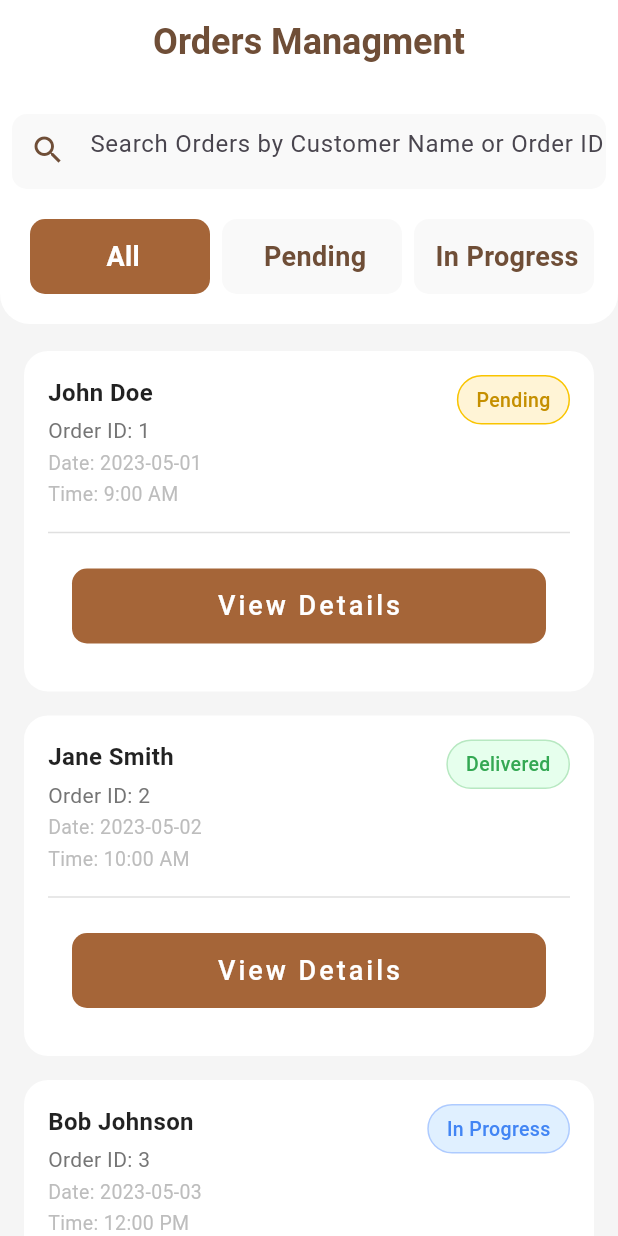
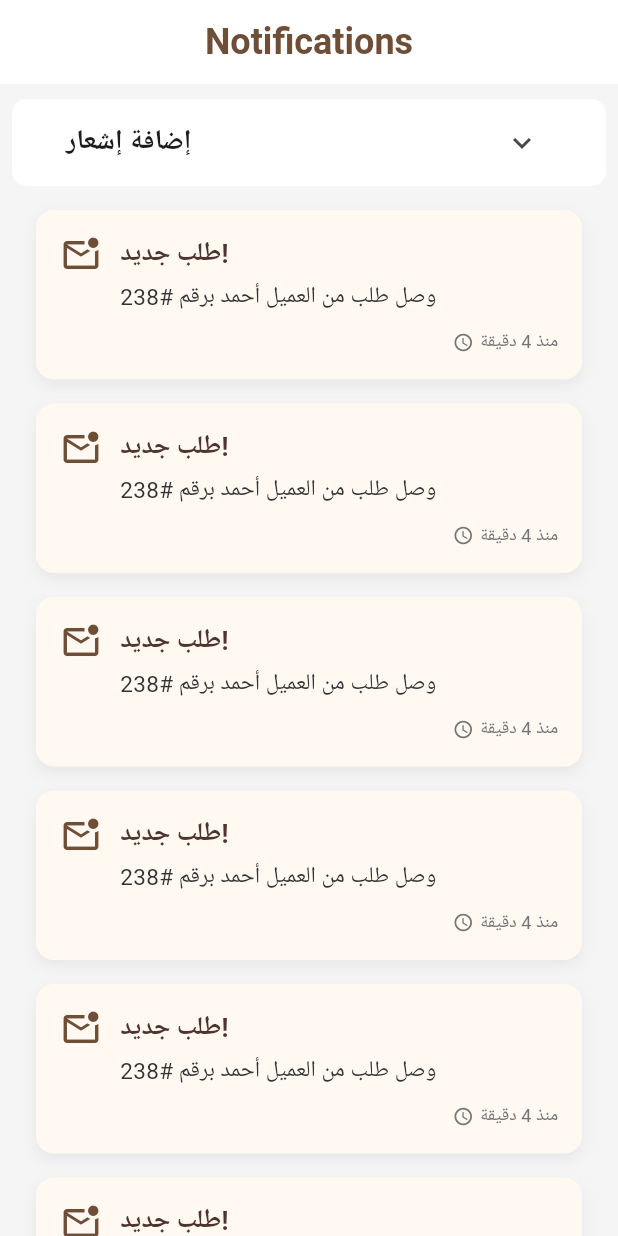
Before and after one commit to Moatasem-Official/CRUD-Mix-Cafe-App, a Flutter app: the screen it shows after launch, on a phone screen of 412 x 824 dp. Run offline on Flutter 3.47's test engine with Material 3 defaults, Android fonts, the phone set to English and light mode, and no system bars; our stand-ins replace device_preview, dotted_border.

Commit message:
Finish Admin Notifications Screen & Refactor Code

```diff
--- a/lib/app_router.dart
+++ b/lib/app_router.dart
@@ -1,6 +1,7 @@
 import 'package:flutter/material.dart';
 import 'package:mix_cafe_app/presentation/screens/admin/categories_managment_screen.dart';
 import 'package:mix_cafe_app/presentation/screens/admin/category_products_screen.dart';
+import 'package:mix_cafe_app/presentation/screens/admin/notifications_screen.dart';
 import 'package:mix_cafe_app/presentation/screens/admin/orders_managment_screen.dart';
 import 'package:mix_cafe_app/presentation/screens/admin/product_information_form.dart';
 import 'package:mix_cafe_app/presentation/screens/customers/customer_forget_password_screen.dart';
@@ -19,6 +20,7 @@ class AppRouter {
   static const String categoryProducts = '/categoryProducts';
   static const String productInformationForm = '/productInformationForm';
   static const String ordersManagment = '/ordersManagment';
+  static const String notifications = '/notifications';
   static const String customerLogin = '/customerLogin';
   static const String customerSignUp = '/customerSignUp';
   static const String forgetPassword = '/forgetPassword';
@@ -47,6 +49,8 @@ class AppRouter {
         );
       case ordersManagment:
         return MaterialPageRoute(builder: (_) => const OrdersManagmentScreen());
+      case notifications:
+        return MaterialPageRoute(builder: (_) => const NotificationsScreen());
       case customerLogin:
         return MaterialPageRoute(builder: (_) => const CustomerLoginScreen());
       case customerSignUp:
--- /dev/null
+++ b/lib/presentation/screens/admin/notifications_screen.dart
@@ -0,0 +1,63 @@
+import 'package:flutter/material.dart';
+import 'package:mix_cafe_app/presentation/widgets/admin/notification_form.dart';
+import 'package:mix_cafe_app/presentation/widgets/admin/notification_templete.dart';
+
+class NotificationsScreen extends StatelessWidget {
+  const NotificationsScreen({super.key});
+
+  @override
+  Widget build(BuildContext context) {
+    return Scaffold(
+      backgroundColor: const Color.fromARGB(255, 245, 245, 245),
+      appBar: AppBar(
+        surfaceTintColor: Colors.white,
+        automaticallyImplyLeading: true,
+        backgroundColor: Colors.white,
+        centerTitle: true,
+        title: const Text(
+          'Notifications',
+          style: TextStyle(
+            color: Color(0xFF6F4E37),
+            fontSize: 24,
+            fontWeight: FontWeight.bold,
+          ),
+        ),
+        elevation: 0,
+      ),
+      body: SingleChildScrollView(
+        scrollDirection: Axis.vertical,
+        physics: const BouncingScrollPhysics(),
+        child: Column(
+          children: [
+            Container(
+              margin: const EdgeInsets.only(top: 10, left: 8, right: 8),
+              padding: const EdgeInsets.only(left: 20, right: 20),
+              decoration: BoxDecoration(
+                color: Colors.white,
+                borderRadius: BorderRadius.circular(10),
+              ),
+              child: AdminAddNotificationTile(),
+            ),
+            ListView.builder(
+              shrinkWrap: true,
+              physics: const NeverScrollableScrollPhysics(),
+              scrollDirection: Axis.vertical,
+              padding: const EdgeInsets.all(8),
+              itemBuilder: (context, index) {
+                return NotificationCard(
+                  title: 'طلب جديد!',
+                  body: 'وصل طلب من العميل أحمد برقم #238',
+                  timestamp: DateTime.now().subtract(
+                    const Duration(minutes: 4),
+                  ),
+                  isRead: false,
+                );
+              },
+              itemCount: 10,
+            ),
+          ],
+        ),
+      ),
+    );
+  }
+}
--- a/lib/presentation/screens/splash_screen.dart
+++ b/lib/presentation/screens/splash_screen.dart
@@ -14,7 +14,7 @@ class _SplashScreenState extends State<SplashScreen> {
     super.initState();
     Future.delayed(const Duration(seconds: 5), () {
       if (!mounted) return;
-      Navigator.pushReplacementNamed(context, '/ordersManagment');
+      Navigator.pushReplacementNamed(context, '/notifications');
     });
   }
 
--- /dev/null
+++ b/lib/presentation/widgets/admin/notification_form.dart
@@ -0,0 +1,143 @@
+import 'package:flutter/material.dart';
+
+class AdminAddNotificationTile extends StatefulWidget {
+  const AdminAddNotificationTile({super.key});
+
+  @override
+  State<AdminAddNotificationTile> createState() =>
+      _AdminAddNotificationTileState();
+}
+
+class _AdminAddNotificationTileState extends State<AdminAddNotificationTile> {
+  final _formKey = GlobalKey<FormState>();
+
+  final TextEditingController _titleController = TextEditingController();
+  final TextEditingController _bodyController = TextEditingController();
+
+  final TextEditingController _userIdController = TextEditingController();
+
+  String _selectedTarget = 'all'; // ممكن تغيرها لاحقًا حسب المستخدمين
+
+  @override
+  Widget build(BuildContext context) {
+    return AnimatedSize(
+      duration: const Duration(milliseconds: 300),
+      curve: Curves.easeInOut,
+      child: Theme(
+        data: Theme.of(context).copyWith(dividerColor: Colors.transparent),
+        child: ExpansionTile(
+          title: const Text(
+            'إضافة إشعار',
+            style: TextStyle(fontWeight: FontWeight.bold, fontSize: 18),
+          ),
+          children: [
+            Padding(
+              padding: const EdgeInsets.all(16.0),
+              child: Form(
+                key: _formKey,
+                child: Column(
+                  children: [
+                    // عنوان الإشعار
+                    TextFormField(
+                      controller: _titleController,
+                      decoration: const InputDecoration(
+                        labelText: 'عنوان الإشعار',
+                        border: OutlineInputBorder(),
+                      ),
+                      validator: (value) =>
+                          value == null || value.isEmpty ? 'مطلوب' : null,
+                    ),
+                    const SizedBox(height: 16),
+
+                    // محتوى الإشعار
+                    TextFormField(
+                      controller: _bodyController,
+                      decoration: const InputDecoration(
+                        labelText: 'محتوى الإشعار',
+                        border: OutlineInputBorder(),
+                      ),
+                      maxLines: 3,
+                      validator: (value) =>
+                          value == null || value.isEmpty ? 'مطلوب' : null,
+                    ),
+                    const SizedBox(height: 16),
+
+                    // Dropdown لاختيار المستلم
+                    DropdownButtonFormField<String>(
+                      value: _selectedTarget,
+                      decoration: const InputDecoration(
+                        labelText: 'إرسال إلى',
+                        border: OutlineInputBorder(),
+                      ),
+                      items: const [
+                        DropdownMenuItem(
+                          value: 'all',
+                          child: Text('كل المستخدمين'),
+                        ),
+                        DropdownMenuItem(
+                          value: 'user_123',
+                          child: Text('مستخدم معيّن'),
+                        ),
+                      ],
+                      onChanged: (value) {
+                        setState(() {
+                          _selectedTarget = value!;
+                        });
+                      },
+                    ),
+                    const SizedBox(height: 24),
+
+                    _selectedTarget == 'user_123'
+                        ? Column(
+                            children: [
+                              TextFormField(
+                                controller: _userIdController,
+                                keyboardType: TextInputType.number,
+                                decoration: const InputDecoration(
+                                  labelText: 'ID المستخدم',
+                                  border: OutlineInputBorder(),
+                                ),
+                              ),
+                              const SizedBox(height: 16),
+                            ],
+                          )
+                        : const SizedBox(),
+                    // زر إرسال
+                    ElevatedButton.icon(
+                      icon: const Icon(Icons.send),
+                      label: const Text('إرسال الإشعار'),
+                      style: ElevatedButton.styleFrom(
+                        backgroundColor: const Color(0xFF6F4E37),
+                        foregroundColor: Colors.white,
+                        minimumSize: const Size(double.infinity, 50),
+                      ),
+                      onPressed: () {
+                        if (_formKey.currentState!.validate()) {
+                          // هنا تقدر تخزن البيانات في Firestore
+                          debugPrint('✅ Title: ${_titleController.text}');
+                          debugPrint('✅ Body: ${_bodyController.text}');
+                          debugPrint('✅ Target: $_selectedTarget');
+
+                          ScaffoldMessenger.of(context).showSnackBar(
+                            const SnackBar(
+                              content: Text('تم إرسال الإشعار (محليًا)'),
+                            ),
+                          );
+
+                          // تفريغ الحقول
+                          _titleController.clear();
+                          _bodyController.clear();
+                          setState(() => _selectedTarget = 'all');
+                        }
+                      },
+                    ),
+                  ],
+                ),
+              ),
+            ),
+          ],
+        ),
+      ),
+    );
+  }
+}
--- /dev/null
+++ b/lib/presentation/widgets/admin/notification_templete.dart
@@ -0,0 +1,112 @@
+import 'package:flutter/material.dart';
+import 'package:intl/intl.dart';
+
+class NotificationCard extends StatelessWidget {
+  final String title;
+  final String body;
+  final DateTime timestamp;
+  final bool isRead;
+
+  const NotificationCard({
+    super.key,
+    required this.title,
+    required this.body,
+    required this.timestamp,
+    required this.isRead,
+  });
+
+  @override
+  Widget build(BuildContext context) {
+    final timeAgo = _formatTimeAgo(timestamp);
+
+    return Container(
+      margin: const EdgeInsets.symmetric(horizontal: 16, vertical: 8),
+      padding: const EdgeInsets.all(16),
+      decoration: BoxDecoration(
+        color: isRead ? const Color(0xFFFDFDFD) : const Color(0xFFFFF9F2),
+        borderRadius: BorderRadius.circular(12),
+        boxShadow: [
+          BoxShadow(
+            color: Colors.black12.withOpacity(0.06),
+            blurRadius: 8,
+            offset: const Offset(0, 4),
+          ),
+        ],
+      ),
+      child: Row(
+        crossAxisAlignment: CrossAxisAlignment.start,
+        children: [
+          // أيقونة ناعمة
+          Icon(
+            isRead
+                ? Icons.mark_email_read_outlined
+                : Icons.mark_email_unread_outlined,
+            color: const Color(0xFF6F4E37),
+            size: 28,
+          ),
+          const SizedBox(width: 12),
+
+          // النصوص
+          Expanded(
+            child: Column(
+              crossAxisAlignment: CrossAxisAlignment.start,
+              children: [
+                // العنوان
+                Text(
+                  title,
+                  style: const TextStyle(
+                    fontSize: 17,
+                    fontWeight: FontWeight.w600,
+                    color: Color(0xFF4E342E),
+                  ),
+                ),
+                const SizedBox(height: 6),
+
+                // المحتوى
+                Text(
+                  body,
+                  style: const TextStyle(
+                    fontSize: 15,
+                    height: 1.4,
+                    color: Color(0xFF333333),
+                  ),
+                ),
+                const SizedBox(height: 10),
+
+                // الوقت
+                Row(
+                  mainAxisAlignment: MainAxisAlignment.end,
+                  children: [
+                    Icon(
+                      Icons.access_time,
+                      size: 14,
+                      color: Colors.grey.shade600,
+                    ),
+                    const SizedBox(width: 4),
+                    Text(
+                      timeAgo,
+                      style: TextStyle(
+                        fontSize: 12,
+                        color: Colors.grey.shade600,
+                      ),
+                    ),
+                  ],
+                ),
+              ],
+            ),
+          ),
+        ],
+      ),
+    );
+  }
+
+  String _formatTimeAgo(DateTime date) {
+    final now = DateTime.now();
+    final diff = now.difference(date);
+
+    if (diff.inSeconds < 60) return 'الآن';
+    if (diff.inMinutes < 60) return 'منذ ${diff.inMinutes} دقيقة';
+    if (diff.inHours < 24) return 'منذ ${diff.inHours} ساعة';
+    return DateFormat('yyyy-MM-dd – HH:mm').format(date);
+  }
+}
```
